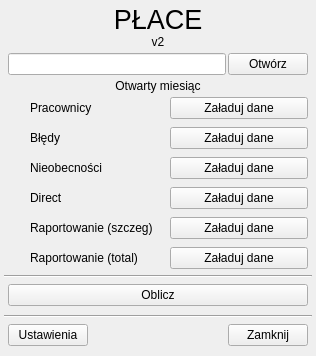
kolomir/place_v2, file Forms/main.ui: the form before one commit.
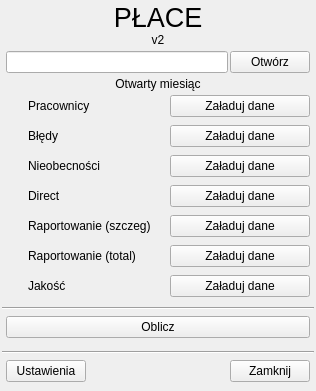
The form after the commit. Icons and pictures are not drawn.

Commit message: 13.10.2024 - Wykonano wyliczenia dla liderów. Pozostaje dokończyć wyliczenia jakości

The edit to the form file:
```diff
--- a/Forms/main.ui
+++ b/Forms/main.ui
@@ -7,7 +7,7 @@
     <x>0</x>
     <y>0</y>
     <width>316</width>
-    <height>356</height>
+    <height>391</height>
    </rect>
   </property>
   <property name="windowTitle">
@@ -16,18 +16,15 @@
   <widget class="QWidget" name="centralwidget">
    <layout class="QGridLayout" name="gridLayout">
     <property name="leftMargin">
-     <number>4</number>
+     <number>2</number>
     </property>
     <property name="topMargin">
-     <number>4</number>
+     <number>2</number>
     </property>
     <property name="rightMargin">
-     <number>4</number>
+     <number>2</number>
     </property>
     <property name="bottomMargin">
-     <number>4</number>
-    </property>
-    <property name="spacing">
      <number>2</number>
     </property>
     <item row="0" column="0">
@@ -535,6 +532,66 @@
             </layout>
            </widget>
           </item>
+          <item>
+           <widget class="QWidget" name="widget_8" native="true">
+            <layout class="QHBoxLayout" name="horizontalLayout_6">
+             <property name="spacing">
+              <number>2</number>
+             </property>
+             <property name="leftMargin">
+              <number>4</number>
+             </property>
+             <property name="topMargin">
+              <number>4</number>
+             </property>
+             <property name="rightMargin">
+              <number>4</number>
+             </property>
+             <property name="bottomMargin">
+              <number>4</number>
+             </property>
+             <item>
+              <widget class="QLabel" name="lab_dot_jakosc">
+               <property name="minimumSize">
+                <size>
+                 <width>20</width>
+                 <height>20</height>
+                </size>
+               </property>
+               <property name="maximumSize">
+                <size>
+                 <width>20</width>
+                 <height>20</height>
+                </size>
+               </property>
+               <property name="text">
+                <string/>
+               </property>
+               <property name="pixmap">
+                <pixmap resource="../icon.qrc">:/icon/img/svg_icons/dot_red.svg</pixmap>
+               </property>
+               <property name="scaledContents">
+                <bool>true</bool>
+               </property>
+              </widget>
+             </item>
+             <item>
+              <widget class="QLabel" name="lab_jakosc">
+               <property name="text">
+                <string>Jakość</string>
+               </property>
+              </widget>
+             </item>
+             <item>
+              <widget class="QPushButton" name="btn_zaladuj_jakosc">
+               <property name="text">
+                <string>Załaduj dane</string>
+               </property>
+              </widget>
+             </item>
+            </layout>
+           </widget>
+          </item>
          </layout>
         </widget>
        </item>
```
The commit also changes 9 other files.
